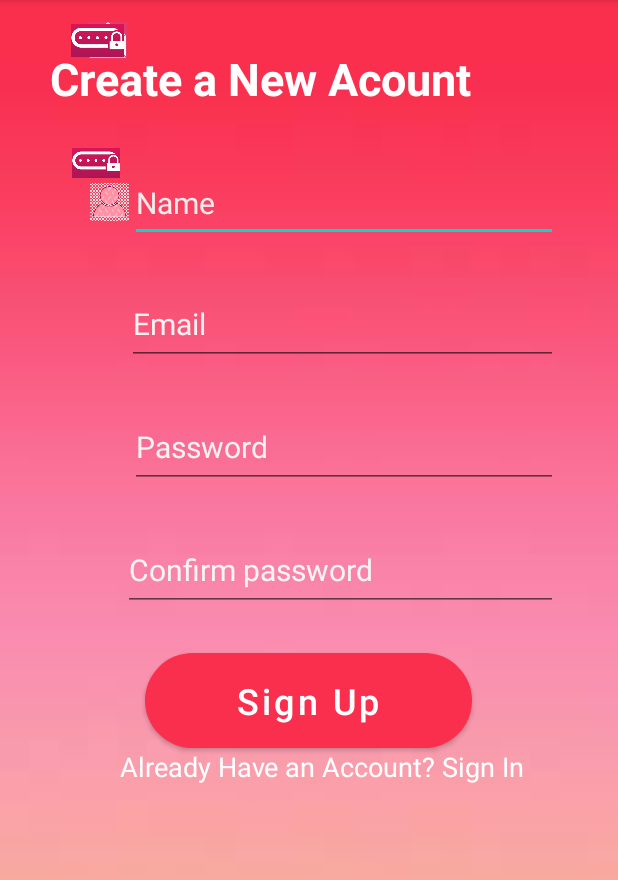
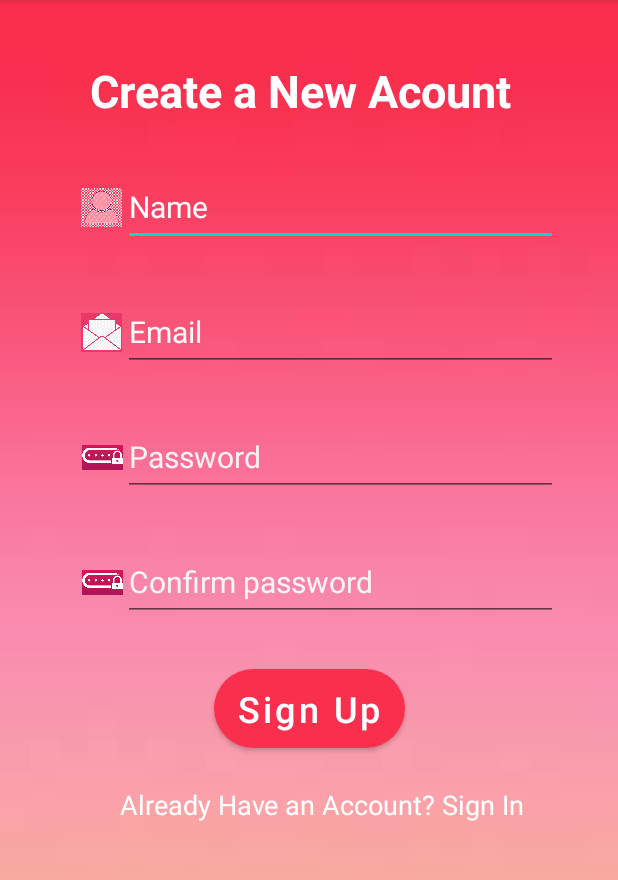
Before and after one commit to MalikZarkham7/SoulFriends, an Android app: the screen it shows after launch (Signup), after a tap on "SIGN UP", on a phone screen of 412 x 824 dp, the part 84-964 px from its top. Run offline under Robolectric (Android 15) with nearby library versions, the phone set to English and light mode, and no system bars; our stand-ins replace Firebase (no records; nobody signed in at launch, a user with empty details on screens opened directly); Roboto replaces fonts that are not available here.

Commit message:
new style

```diff
--- a/app/src/main/res/layout/activity_main.xml
+++ b/app/src/main/res/layout/activity_main.xml
@@ -50,7 +50,7 @@
 
     <TextView
         android:id="@+id/textView11"
-        android:layout_width="341dp"
+        android:layout_width="wrap_content"
         android:layout_height="wrap_content"
         android:layout_below="@+id/imageView3"
         android:layout_alignParentStart="true"
--- a/app/src/main/res/layout/activity_signup.xml
+++ b/app/src/main/res/layout/activity_signup.xml
@@ -12,6 +12,7 @@
         android:layout_width="wrap_content"
         android:layout_height="wrap_content"
         android:layout_marginStart="80dp"
+        android:layout_marginTop="25dp"
         android:layout_marginEnd="80dp"
         android:text="Already Have an Account? Sign In"
         android:textColor="#ffffffff"
@@ -23,13 +24,11 @@
 
     <Button
         android:id="@+id/Signupbutton"
-        android:layout_width="218dp"
-        android:layout_height="63dp"
+        android:layout_width="wrap_content"
+        android:layout_height="wrap_content"
         android:layout_marginStart="120dp"
-        android:layout_marginLeft="120dp"
-        android:layout_marginTop="28dp"
+        android:layout_marginTop="32dp"
         android:layout_marginEnd="120dp"
-        android:layout_marginRight="120dp"
         android:background="@drawable/rounded_button2"
         android:text="Sign Up"
         android:textAllCaps="false"
@@ -43,29 +42,30 @@
 
     <TextView
         android:id="@+id/textView"
-        android:layout_width="345dp"
-        android:layout_height="48dp"
-        android:layout_marginStart="30dp"
-        android:layout_marginTop="32dp"
-        android:layout_marginEnd="30dp"
+        android:layout_width="wrap_content"
+        android:layout_height="wrap_content"
+        android:layout_marginStart="60dp"
+        android:layout_marginTop="40dp"
+        android:layout_marginEnd="50dp"
         android:fontFamily="@font/adamina"
         android:text="Create a New Acount"
         android:textColor="#ffffffff"
         android:textSize="30sp"
         android:textStyle="bold"
         app:layout_constraintEnd_toEndOf="parent"
+        app:layout_constraintHorizontal_bias="0.0"
         app:layout_constraintStart_toStartOf="parent"
         app:layout_constraintTop_toTopOf="parent" />
 
     <EditText
         android:id="@+id/editTextTextPersonName"
-        android:layout_width="285dp"
+        android:layout_width="290dp"
         android:layout_height="51dp"
-        android:layout_marginTop="30dp"
+        android:layout_marginTop="32dp"
         android:layout_marginEnd="40dp"
         android:ems="10"
+        android:hint="Name"
         android:inputType="textPersonName"
-        android:text="Name"
         android:textColor="#F1ECEC"
         android:textColorHint="#FFFCFC"
         android:textSize="20sp"
@@ -74,9 +74,9 @@
 
     <EditText
         android:id="@+id/editTextTextPassword"
-        android:layout_width="285dp"
-        android:layout_height="54dp"
-        android:layout_marginTop="28dp"
+        android:layout_width="290dp"
+        android:layout_height="51dp"
+        android:layout_marginTop="32dp"
         android:layout_marginEnd="40dp"
         android:ems="10"
         android:hint="Password"
@@ -90,14 +90,15 @@
 
     <EditText
         android:id="@+id/Emailaddress"
-        android:layout_width="287dp"
-        android:layout_height="54dp"
-        android:layout_marginTop="28dp"
+        android:layout_width="290dp"
+        android:layout_height="51dp"
+        android:layout_marginTop="32dp"
         android:layout_marginEnd="40dp"
         android:ems="10"
+        android:hint="Email"
         android:inputType="textEmailAddress"
-        android:text="Email"
         android:textColor="#FAF2F2"
+        android:textColorHint="#FAF9F9"
         android:textSize="20sp"
         app:layout_constraintEnd_toEndOf="parent"
         app:layout_constraintTop_toBottomOf="@+id/editTextTextPersonName" />
@@ -105,8 +106,8 @@
     <EditText
         android:id="@+id/editTextTextPassword2"
         android:layout_width="290dp"
-        android:layout_height="54dp"
-        android:layout_marginTop="28dp"
+        android:layout_height="51dp"
+        android:layout_marginTop="32dp"
         android:layout_marginEnd="40dp"
         android:ems="10"
         android:hint="Confirm password"
@@ -119,49 +120,50 @@
 
     <ImageView
         android:id="@+id/imageView2"
-        android:layout_width="26dp"
-        android:layout_height="49dp"
+        android:layout_width="27dp"
+        android:layout_height="51dp"
         android:layout_marginStart="32dp"
-        android:layout_marginTop="30dp"
+        android:layout_marginTop="32dp"
         app:layout_constraintEnd_toStartOf="@+id/editTextTextPersonName"
-        app:layout_constraintHorizontal_bias="0.969"
+        app:layout_constraintHorizontal_bias="0.956"
         app:layout_constraintStart_toStartOf="parent"
         app:layout_constraintTop_toBottomOf="@+id/textView"
         app:srcCompat="@drawable/user" />
 
     <ImageView
         android:id="@+id/imageView"
-        android:layout_width="26dp"
-        android:layout_height="54dp"
-        android:layout_marginStart="8dp"
+        android:layout_width="27dp"
+        android:layout_height="51dp"
+        android:layout_marginStart="32dp"
+        android:layout_marginTop="32dp"
         app:layout_constraintEnd_toStartOf="@+id/Emailaddress"
-        app:layout_constraintHorizontal_bias="1.0"
+        app:layout_constraintHorizontal_bias="0.956"
         app:layout_constraintStart_toStartOf="parent"
+        app:layout_constraintTop_toBottomOf="@+id/imageView2"
         app:srcCompat="@drawable/e"
-        tools:ignore="MissingConstraints"
-        tools:layout_editor_absoluteY="189dp" />
+        tools:ignore="MissingConstraints" />
 
     <ImageView
         android:id="@+id/imageView5"
-        android:layout_width="35dp"
-        android:layout_height="54dp"
-        android:layout_marginStart="8dp"
-        android:layout_marginEnd="4dp"
+        android:layout_width="27dp"
+        android:layout_height="51dp"
+        android:layout_marginStart="32dp"
+        android:layout_marginTop="32dp"
         app:layout_constraintEnd_toStartOf="@+id/editTextTextPassword"
         app:layout_constraintHorizontal_bias="1.0"
         app:layout_constraintStart_toStartOf="parent"
+        app:layout_constraintTop_toBottomOf="@+id/imageView"
         app:srcCompat="@drawable/p"
-        tools:ignore="MissingConstraints"
-        tools:layout_editor_absoluteY="272dp" />
+        tools:ignore="MissingConstraints" />
 
     <ImageView
         android:id="@+id/imageView8"
-        android:layout_width="32dp"
-        android:layout_height="53dp"
-        android:layout_marginStart="8dp"
-        android:layout_marginTop="28dp"
+        android:layout_width="27dp"
+        android:layout_height="51dp"
+        android:layout_marginStart="32dp"
+        android:layout_marginTop="32dp"
         app:layout_constraintEnd_toStartOf="@+id/editTextTextPassword2"
-        app:layout_constraintHorizontal_bias="0.95"
+        app:layout_constraintHorizontal_bias="1.0"
         app:layout_constraintStart_toStartOf="parent"
         app:layout_constraintTop_toBottomOf="@+id/imageView5"
         app:srcCompat="@drawable/p" />
```
Also changed, not shown: app/src/main/res/layout/activity_chatbotinfo.xml (+52 -42 lines), app/src/main/res/layout/activity_forget_password.xml (+13 -13 lines), app/src/main/res/layout/activity_language_chatbotinfo.xml (+33 -26 lines), app/src/main/res/layout/activity_menufile.xml (+12 -13 lines), app/src/main/res/layout/activity_signin.xml (+25 -36 lines).
